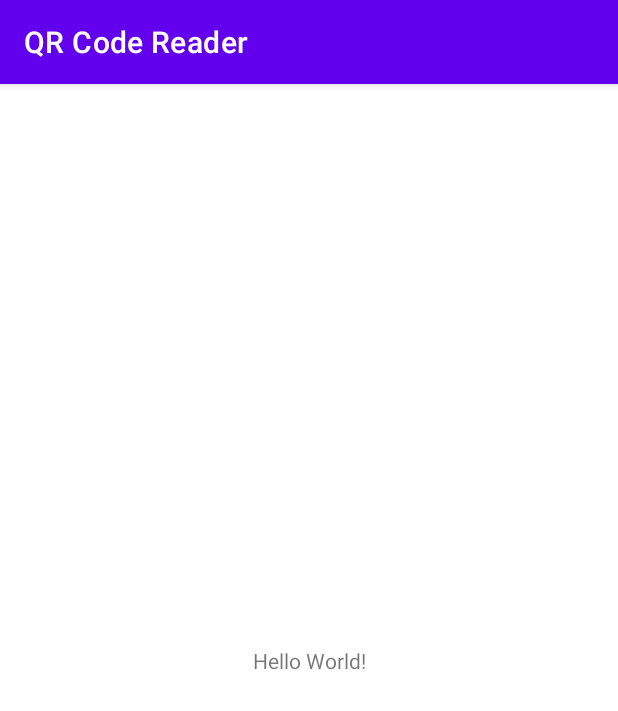
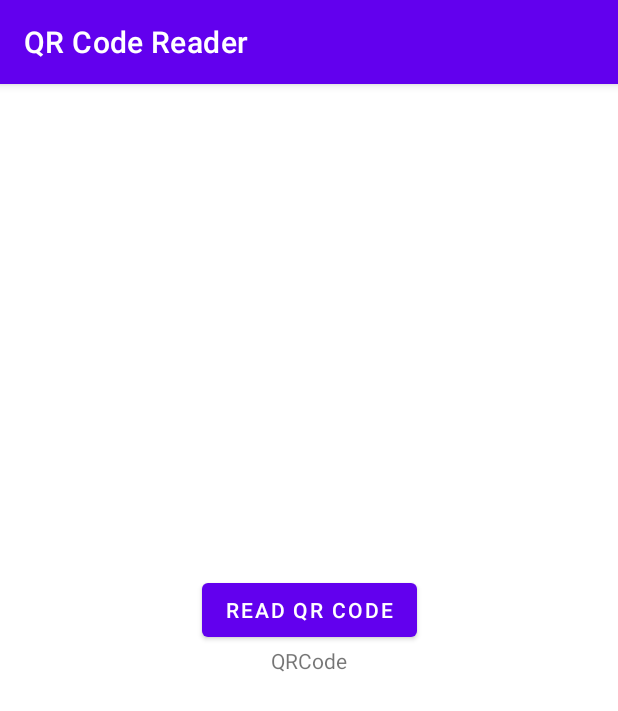
Before and after one commit to JonathanMelo04/QRCodeReader, an Android app: the screen it shows after launch (MainActivity), on a phone screen of 412 x 824 dp. Shown: the top 711 px of the screen. Run offline under Robolectric (Android 15) with nearby library versions, the phone set to English and light mode, and no system bars.

Commit message:
Implementa views do xml

```diff
--- a/app/src/main/res/layout/activity_main.xml
+++ b/app/src/main/res/layout/activity_main.xml
@@ -6,10 +6,20 @@
     android:layout_height="match_parent"
     tools:context=".MainActivity">
 
-    <TextView
+    <Button
+        android:id="@+id/btnQRCode"
         android:layout_width="wrap_content"
         android:layout_height="wrap_content"
-        android:text="Hello World!"
+        android:text="Read QR code"
+        app:layout_constraintBottom_toTopOf="@+id/textViewQR"
+        app:layout_constraintEnd_toEndOf="parent"
+        app:layout_constraintStart_toStartOf="parent" />
+
+    <TextView
+        android:id="@+id/textViewQR"
+        android:layout_width="wrap_content"
+        android:layout_height="wrap_content"
+        android:text="QRCode"
         app:layout_constraintBottom_toBottomOf="parent"
         app:layout_constraintLeft_toLeftOf="parent"
         app:layout_constraintRight_toRightOf="parent"
```
